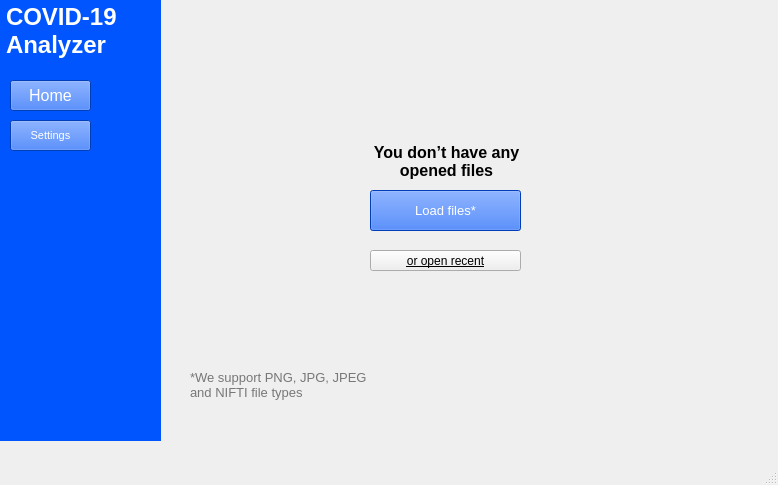
Before: the Qt Designer form covid.ui in Natasha-rare/covid19-analyser, drawn with Qt 5.
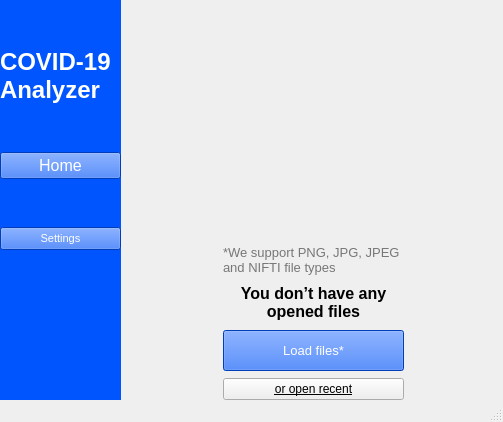
After: the same form once the commit is applied. Icons and pictures are not drawn.

Patch:
```diff
--- a/covid.ui
+++ b/covid.ui
@@ -12,14 +12,14 @@
    <rect>
     <x>0</x>
     <y>0</y>
-    <width>778</width>
-    <height>485</height>
+    <width>503</width>
+    <height>422</height>
    </rect>
   </property>
   <property name="minimumSize">
    <size>
-    <width>596</width>
-    <height>407</height>
+    <width>0</width>
+    <height>0</height>
    </size>
   </property>
   <property name="windowTitle">
@@ -29,37 +29,76 @@
    <bool>false</bool>
   </property>
   <widget class="QWidget" name="centralwidget">
+   <layout class="QHBoxLayout" name="horizontalLayout">
+    <property name="spacing">
+     <number>3</number>
+    </property>
+    <property name="leftMargin">
+     <number>0</number>
+    </property>
+    <property name="topMargin">
+     <number>0</number>
+    </property>
+    <property name="rightMargin">
+     <number>0</number>
+    </property>
+    <property name="bottomMargin">
+     <number>0</number>
+    </property>
+    <item>
    <widget class="QWidget" name="widget" native="true">
-    <property name="geometry">
-     <rect>
-      <x>0</x>
-      <y>0</y>
-      <width>161</width>
-      <height>441</height>
-     </rect>
+      <property name="sizePolicy">
+       <sizepolicy hsizetype="Preferred" vsizetype="Preferred">
+        <horstretch>0</horstretch>
+        <verstretch>0</verstretch>
+       </sizepolicy>
     </property>
     <property name="minimumSize">
      <size>
-      <width>141</width>
+        <width>150</width>
       <height>361</height>
      </size>
     </property>
+      <property name="contextMenuPolicy">
+       <enum>Qt::NoContextMenu</enum>
+      </property>
+      <property name="autoFillBackground">
+       <bool>false</bool>
+      </property>
     <property name="styleSheet">
      <string notr="true">background-color: rgb(0, 85, 255)</string>
     </property>
+      <layout class="QVBoxLayout" name="verticalLayout">
+       <property name="spacing">
+        <number>0</number>
+       </property>
+       <property name="sizeConstraint">
+        <enum>QLayout::SetMinimumSize</enum>
+       </property>
+       <property name="leftMargin">
+        <number>0</number>
+       </property>
+       <property name="topMargin">
+        <number>0</number>
+       </property>
+       <property name="rightMargin">
+        <number>0</number>
+       </property>
+       <property name="bottomMargin">
+        <number>0</number>
+       </property>
+       <item>
     <widget class="QLabel" name="label">
-     <property name="geometry">
-      <rect>
-       <x>6</x>
-       <y>3</y>
-       <width>131</width>
-       <height>61</height>
-      </rect>
+         <property name="sizePolicy">
+          <sizepolicy hsizetype="Preferred" vsizetype="Fixed">
+           <horstretch>0</horstretch>
+           <verstretch>0</verstretch>
+          </sizepolicy>
      </property>
      <property name="minimumSize">
       <size>
        <width>121</width>
-       <height>61</height>
+           <height>51</height>
       </size>
      </property>
      <property name="font">
@@ -98,15 +137,9 @@
       <bool>true</bool>
      </property>
     </widget>
+       </item>
+       <item>
     <widget class="QPushButton" name="pushButton">
-     <property name="geometry">
-      <rect>
-       <x>10</x>
-       <y>80</y>
-       <width>81</width>
-       <height>31</height>
-      </rect>
-     </property>
      <property name="minimumSize">
       <size>
        <width>75</width>
@@ -135,15 +168,9 @@
       <bool>false</bool>
      </property>
     </widget>
+       </item>
+       <item>
     <widget class="QPushButton" name="pushButton_2">
-     <property name="geometry">
-      <rect>
-       <x>10</x>
-       <y>120</y>
-       <width>81</width>
-       <height>31</height>
-      </rect>
-     </property>
      <property name="minimumSize">
       <size>
        <width>75</width>
@@ -172,14 +199,14 @@
       <bool>false</bool>
      </property>
     </widget>
+       </item>
+       <item>
     <widget class="QLabel" name="label_2">
-     <property name="geometry">
-      <rect>
-       <x>70</x>
-       <y>350</y>
-       <width>81</width>
-       <height>81</height>
-      </rect>
+         <property name="maximumSize">
+          <size>
+           <width>50</width>
+           <height>50</height>
+          </size>
      </property>
      <property name="text">
       <string/>
@@ -191,19 +218,65 @@
       <bool>true</bool>
      </property>
     </widget>
-   </widget>
+       </item>
+      </layout>
+     </widget>
+    </item>
+    <item>
+     <widget class="QLabel" name="label_6">
+      <property name="text">
+       <string/>
+      </property>
+     </widget>
+    </item>
+    <item>
+     <layout class="QVBoxLayout" name="verticalLayout_2">
+      <property name="spacing">
+       <number>7</number>
+      </property>
+      <item>
+       <widget class="QLabel" name="label_5">
+        <property name="sizePolicy">
+         <sizepolicy hsizetype="Preferred" vsizetype="Preferred">
+          <horstretch>0</horstretch>
+          <verstretch>2</verstretch>
+         </sizepolicy>
+        </property>
+        <property name="minimumSize">
+         <size>
+          <width>111</width>
+          <height>108</height>
+         </size>
+        </property>
+        <property name="text">
+         <string/>
+        </property>
+        <property name="pixmap">
+         <pixmap>../../Downloads/undraw_No_data_re_kwbl 1.png</pixmap>
+        </property>
+        <property name="scaledContents">
+         <bool>true</bool>
+        </property>
+       </widget>
+      </item>
+      <item>
+       <widget class="QLabel" name="label_8">
+        <property name="text">
+         <string/>
+        </property>
+       </widget>
+      </item>
+      <item>
    <widget class="QLabel" name="label_3">
-    <property name="geometry">
-     <rect>
-      <x>190</x>
-      <y>370</y>
-      <width>191</width>
-      <height>41</height>
-     </rect>
+        <property name="sizePolicy">
+         <sizepolicy hsizetype="Preferred" vsizetype="Preferred">
+          <horstretch>0</horstretch>
+          <verstretch>0</verstretch>
+         </sizepolicy>
     </property>
     <property name="minimumSize">
      <size>
-      <width>191</width>
+          <width>180</width>
       <height>41</height>
      </size>
     </property>
@@ -219,20 +292,20 @@
      <string>*We support PNG, JPG, JPEG and NIFTI file types</string>
     </property>
     <property name="alignment">
-     <set>Qt::AlignLeading|Qt::AlignLeft|Qt::AlignTop</set>
+         <set>Qt::AlignBottom|Qt::AlignLeading|Qt::AlignLeft</set>
     </property>
     <property name="wordWrap">
      <bool>true</bool>
     </property>
    </widget>
+      </item>
+      <item>
    <widget class="QLabel" name="label_4">
-    <property name="geometry">
-     <rect>
-      <x>356</x>
-      <y>143</y>
-      <width>181</width>
-      <height>41</height>
-     </rect>
+        <property name="sizePolicy">
+         <sizepolicy hsizetype="Preferred" vsizetype="Preferred">
+          <horstretch>0</horstretch>
+          <verstretch>0</verstretch>
+         </sizepolicy>
     </property>
     <property name="minimumSize">
      <size>
@@ -252,45 +325,20 @@
      <string>You don’t have any opened files</string>
     </property>
     <property name="alignment">
-     <set>Qt::AlignHCenter|Qt::AlignTop</set>
+         <set>Qt::AlignCenter</set>
     </property>
     <property name="wordWrap">
      <bool>true</bool>
     </property>
    </widget>
-   <widget class="QLabel" name="label_5">
-    <property name="geometry">
-     <rect>
-      <x>390</x>
-      <y>20</y>
-      <width>111</width>
-      <height>108</height>
-     </rect>
-    </property>
-    <property name="minimumSize">
-     <size>
-      <width>111</width>
-      <height>108</height>
-     </size>
-    </property>
-    <property name="text">
-     <string/>
-    </property>
-    <property name="pixmap">
-     <pixmap>../../Downloads/undraw_No_data_re_kwbl 1.png</pixmap>
-    </property>
-    <property name="scaledContents">
-     <bool>true</bool>
-    </property>
-   </widget>
+      </item>
+      <item>
    <widget class="QPushButton" name="pushButton_3">
-    <property name="geometry">
-     <rect>
-      <x>370</x>
-      <y>190</y>
-      <width>151</width>
-      <height>41</height>
-     </rect>
+        <property name="sizePolicy">
+         <sizepolicy hsizetype="Preferred" vsizetype="Fixed">
+          <horstretch>0</horstretch>
+          <verstretch>0</verstretch>
+         </sizepolicy>
     </property>
     <property name="minimumSize">
      <size>
@@ -321,14 +369,14 @@
      <bool>false</bool>
     </property>
    </widget>
+      </item>
+      <item>
    <widget class="QPushButton" name="pushButton_4">
-    <property name="geometry">
-     <rect>
-      <x>370</x>
-      <y>250</y>
-      <width>151</width>
-      <height>21</height>
-     </rect>
+        <property name="sizePolicy">
+         <sizepolicy hsizetype="Preferred" vsizetype="Fixed">
+          <horstretch>0</horstretch>
+          <verstretch>0</verstretch>
+         </sizepolicy>
     </property>
     <property name="minimumSize">
      <size>
@@ -351,6 +399,17 @@
      <string>or open recent</string>
     </property>
    </widget>
+      </item>
+     </layout>
+    </item>
+    <item>
+     <widget class="QLabel" name="label_7">
+      <property name="text">
+       <string/>
+      </property>
+     </widget>
+    </item>
+   </layout>
   </widget>
   <widget class="QMenuBar" name="menubar">
    <property name="geometry">
```
Left out of the diff: 2 changed lines with no effect on the pictures. Lines whose indentation alone changed are shown as unchanged.
